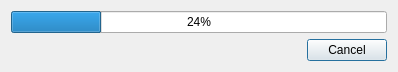
Qt form src/ui/FileAdditionProgressDialog.ui (trebleshot/desktop) before a commit.
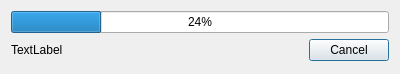
The same form after that commit.

```diff
--- a/src/ui/FileAdditionProgressDialog.ui
+++ b/src/ui/FileAdditionProgressDialog.ui
@@ -6,10 +6,22 @@
    <rect>
     <x>0</x>
     <y>0</y>
-    <width>398</width>
-    <height>72</height>
+    <width>400</width>
+    <height>74</height>
    </rect>
   </property>
+  <property name="sizePolicy">
+   <sizepolicy hsizetype="Fixed" vsizetype="Fixed">
+    <horstretch>0</horstretch>
+    <verstretch>0</verstretch>
+   </sizepolicy>
+  </property>
+  <property name="maximumSize">
+   <size>
+    <width>400</width>
+    <height>74</height>
+   </size>
+  </property>
   <property name="windowTitle">
    <string>Preparing Files</string>
   </property>
@@ -22,7 +34,28 @@
     </widget>
    </item>
    <item>
+    <layout class="QHBoxLayout" name="horizontalLayout">
+     <item>
+      <widget class="QLabel" name="label">
+       <property name="sizePolicy">
+        <sizepolicy hsizetype="Minimum" vsizetype="Fixed">
+         <horstretch>0</horstretch>
+         <verstretch>0</verstretch>
+        </sizepolicy>
+       </property>
+       <property name="text">
+        <string>TextLabel</string>
+       </property>
+      </widget>
+     </item>
+     <item>
     <widget class="QDialogButtonBox" name="buttonBox">
+       <property name="sizePolicy">
+        <sizepolicy hsizetype="Fixed" vsizetype="Fixed">
+         <horstretch>0</horstretch>
+         <verstretch>0</verstretch>
+        </sizepolicy>
+       </property>
      <property name="orientation">
       <enum>Qt::Horizontal</enum>
      </property>
@@ -30,6 +63,8 @@
       <set>QDialogButtonBox::Cancel</set>
      </property>
     </widget>
+     </item>
+    </layout>
    </item>
   </layout>
  </widget>
```
Lines whose indentation alone changed are shown as unchanged.
